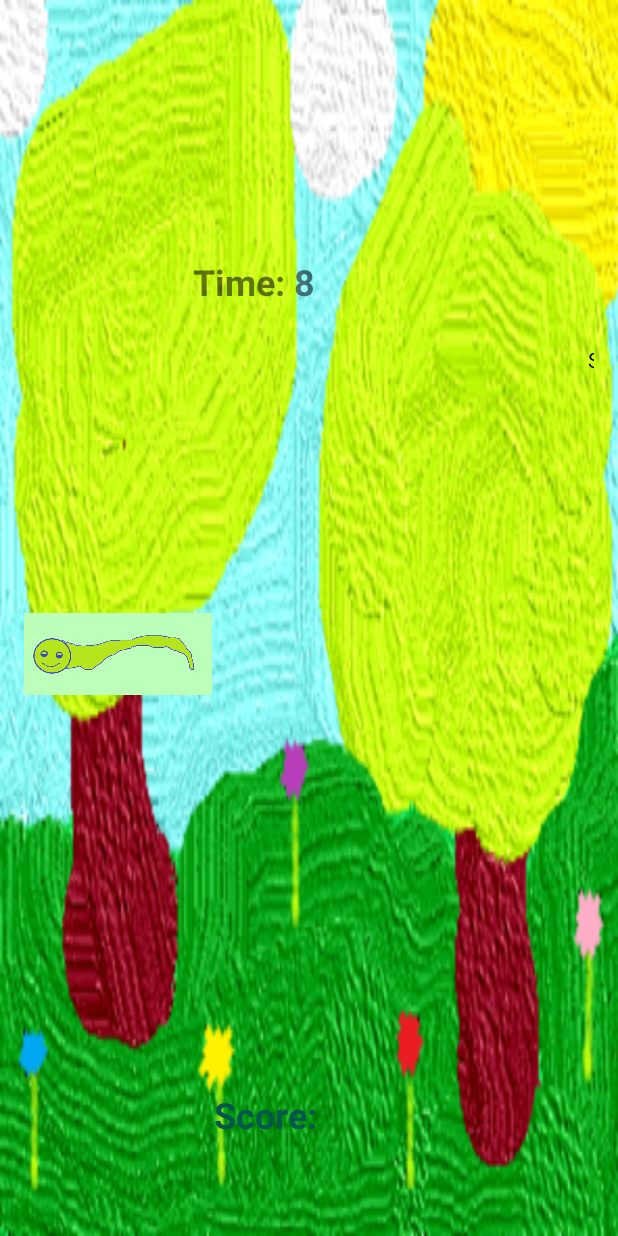
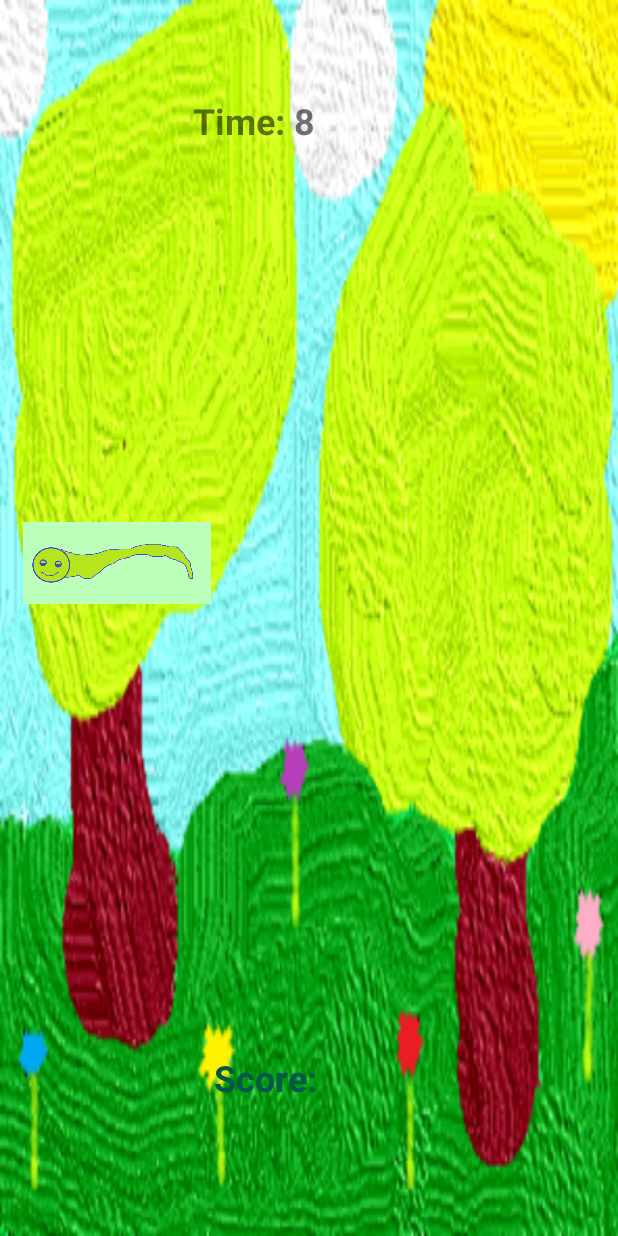
Before and after one commit to noomsInWarwick/AnotherSimpleGame, an Android app: the screen it shows after launch (MainActivity), on a phone screen of 412 x 824 dp. Run offline under Robolectric (Android 15) with nearby library versions, the phone set to English and light mode, and no system bars.

Commit message:
Updates at January 12 2020

```diff
--- a/app/src/main/java/com/example/anothersimplegame/MainActivity.kt
+++ b/app/src/main/java/com/example/anothersimplegame/MainActivity.kt
@@ -23,6 +23,7 @@ class MainActivity : AppCompatActivity() {
 
     var imageList = ArrayList<ImageView>()
     var displayedImageList = ArrayList<ImageView>()
+    var fruitsList = ArrayList<ImageView?>()
     var randomIndexesList = ArrayList<Int>()
 
     var score: Int = 0
@@ -49,14 +50,6 @@ class MainActivity : AppCompatActivity() {
     private var fallingleafthree: ImageView? = null
     private var fallingleaffour: ImageView? = null
     private var theSnowman: ImageView? = null
-
-    private var orangeOne: ImageView? = null
-    private var orangeTwo: ImageView? = null
-    private var orangeThree: ImageView? = null
-    private var orangeFour: ImageView? = null
-    private var orangeFive: ImageView? = null
-    private var orangeSix: ImageView? = null
-
     private var prefs: PiggySnakePreferencesReader? = null
 
     override fun onCreate(savedInstanceState: Bundle?) {
@@ -90,12 +83,7 @@ class MainActivity : AppCompatActivity() {
 
         theSnowman = findViewById(R.id.snowmanImageView)
 
-        orangeOne = findViewById<ImageView>(R.id.orangeOne)
-        orangeTwo = findViewById<ImageView>(R.id.orangeTwo)
-        orangeThree = findViewById<ImageView>(R.id.orangeThree)
-        orangeFour = findViewById<ImageView>(R.id.orangeFour)
-        orangeFive = findViewById<ImageView>(R.id.orangeFive)
-        orangeSix = findViewById<ImageView>(R.id.orangeSix)
+        loadFruitsList()
 
         imagesManager.setSnowmanVisibility(theSnowman, false)
         imagesManager.setLeavesVisibility(
@@ -105,13 +93,9 @@ class MainActivity : AppCompatActivity() {
             fallingleaffour,
             false
         )
+
         imagesManager.setFruitVisibility(
-            orangeOne,
-            orangeTwo,
-            orangeThree,
-            orangeFour,
-            orangeFive,
-            orangeSix,
+            fruitsList,
             false
         )
 
@@ -134,12 +118,7 @@ class MainActivity : AppCompatActivity() {
             }
             Seasons.Summer -> {
                 imagesManager.doTheFruit(
-                    orangeOne,
-                    orangeTwo,
-                    orangeThree,
-                    orangeFour,
-                    orangeFive,
-                    orangeSix,
+                    fruitsList,
                     true
                 )
             }
@@ -162,6 +141,15 @@ class MainActivity : AppCompatActivity() {
                     imageView5.setImageDrawable(resources.getDrawable(drawable.piggysnake_smiley_old))
                     imageView5.visibility = View.VISIBLE
                     imagesManager.fade(imageView5, 3000)
+
+                    //###########  rework below
+                    // check of the randomIdx is resident in the 'caught' index category
+//                    if (imageList[randomIdx]) {
+//
+//                    }
+                    // imageList[displayedIdx].setImageDrawable(resources.getDrawable(drawable.piggysnake_smiley_trans))
+                    // imageList[randomIdx].visibility = View.INVISIBLE
+                    //############# rework above
                     playAgainButton.visibility = View.VISIBLE
                     gameActive = false
                 }
@@ -360,6 +348,18 @@ class MainActivity : AppCompatActivity() {
         )
     }
 
+    fun loadFruitsList() {
+
+        fruitsList = arrayListOf(
+            findViewById<ImageView>(R.id.orangeOne),
+            findViewById<ImageView>(R.id.orangeTwo),
+            findViewById<ImageView>(R.id.orangeThree),
+            findViewById<ImageView>(R.id.orangeFour),
+            findViewById<ImageView>(R.id.orangeFive),
+            findViewById<ImageView>(R.id.orangeSix)
+        )
+    }
+
     fun initRandomIndexes() {
         // load and then randomize the list to determine the order of the images display.
         randomIndexesList = arrayListOf(0, 1, 2, 3, 4, 5, 6, 7, 8)
--- a/app/src/main/res/layout/activity_main.xml
+++ b/app/src/main/res/layout/activity_main.xml
@@ -17,20 +17,32 @@
         android:theme="?attr/actionBarTheme"
         app:layout_constraintEnd_toEndOf="parent"
         app:layout_constraintStart_toStartOf="parent"
-        app:layout_constraintTop_toTopOf="parent"
+        app:layout_constraintTop_toTopOf="@+id/mainConstraint"
         app:titleTextColor="@color/colorPrimaryDark" />
     <!-- app:logo="@mipmap/ic_launcher" /> -->
 
+    <TextView
+        android:id="@+id/timerTextView"
+        android:layout_width="106dp"
+        android:layout_height="38dp"
+        android:text="timer: 10"
+        android:textSize="24sp"
+        android:textStyle="bold"
+        app:layout_constraintBottom_toTopOf="@+id/gridLayout"
+        app:layout_constraintEnd_toEndOf="parent"
+        app:layout_constraintHorizontal_bias="0.0"
+        app:layout_constraintStart_toEndOf="@+id/verticalGuideline"
+        app:layout_constraintTop_toBottomOf="@+id/toolbar" />
+
     <androidx.gridlayout.widget.GridLayout
         android:id="@+id/gridLayout"
-        android:layout_width="380dp"
-        android:layout_height="413dp"
-        app:layout_constraintBottom_toBottomOf="parent"
+        android:layout_width="381dp"
+        android:layout_height="415dp"
+        app:layout_constraintBottom_toTopOf="@+id/snowmanImageView"
         app:layout_constraintEnd_toEndOf="parent"
         app:layout_constraintHorizontal_bias="0.50"
         app:layout_constraintStart_toStartOf="parent"
-        app:layout_constraintTop_toTopOf="parent"
-        app:layout_constraintVertical_bias="0.55">
+        app:layout_constraintTop_toBottomOf="@+id/timerTextView">
 
         <ImageView
             android:id="@+id/imageView1"
@@ -66,12 +78,6 @@
             app:layout_row="0"
             app:srcCompat="@drawable/piggysnake" />
 
-        <Switch
-            android:id="@+id/switch1"
-            android:layout_width="wrap_content"
-            android:layout_height="wrap_content"
-            android:text="Switch" />
-
         <ImageView
             android:id="@+id/imageView4"
             android:layout_width="125dp"
@@ -97,8 +103,8 @@
             android:layout_width="15dp"
             android:layout_height="15dp"
             android:layout_centerInParent="true"
+            android:layout_marginStart="56dp"
             android:src="@drawable/fruit_orange_trans"
-            android:layout_marginStart="56dp"
             app:layout_column="0"
             app:layout_row="0" />
 
@@ -107,9 +113,9 @@
             android:layout_width="15dp"
             android:layout_height="15dp"
             android:layout_centerInParent="true"
-            android:src="@drawable/fruit_orange_trans"
             android:layout_marginStart="25dp"
             android:layout_marginTop="45dp"
+            android:src="@drawable/fruit_orange_trans"
             app:layout_column="1"
             app:layout_row="0" />
 
@@ -118,8 +124,8 @@
             android:layout_width="15dp"
             android:layout_height="15dp"
             android:layout_centerInParent="true"
+            android:layout_marginTop="20dp"
             android:src="@drawable/fruit_orange_trans"
-            android:layout_marginTop="20dp"
             app:layout_column="2"
             app:layout_row="0" />
 
@@ -128,8 +134,8 @@
             android:layout_width="15dp"
             android:layout_height="15dp"
             android:layout_centerInParent="true"
+            android:layout_marginStart="36dp"
             android:src="@drawable/fruit_orange_trans"
-            android:layout_marginStart="36dp"
             app:layout_column="0"
             app:layout_row="1" />
 
@@ -138,9 +144,9 @@
             android:layout_width="15dp"
             android:layout_height="15dp"
             android:layout_centerInParent="true"
-            android:src="@drawable/fruit_orange_trans"
             android:layout_marginStart="46dp"
             android:layout_marginTop="22dp"
+            android:src="@drawable/fruit_orange_trans"
             app:layout_column="2"
             app:layout_row="1" />
 
@@ -149,8 +155,8 @@
             android:layout_width="15dp"
             android:layout_height="15dp"
             android:layout_centerInParent="true"
+            android:layout_marginStart="16dp"
             android:src="@drawable/fruit_orange_trans"
-            android:layout_marginStart="16dp"
             app:layout_column="2"
             app:layout_row="2" />
 
@@ -221,8 +227,8 @@
             android:layout_width="20dp"
             android:layout_height="20dp"
             android:layout_centerInParent="true"
+            android:layout_marginStart="36dp"
             android:src="@drawable/leaf_yellow"
-            android:layout_marginStart="36dp"
             app:layout_column="2"
             app:layout_row="2" />
 
@@ -239,20 +245,6 @@
             app:srcCompat="@drawable/piggysnake" />
 
     </androidx.gridlayout.widget.GridLayout>
-
-    <TextView
-        android:id="@+id/timerTextView"
-        android:layout_width="106dp"
-        android:layout_height="38dp"
-        android:text="timer: 10"
-        android:textSize="24sp"
-        android:textStyle="bold"
-        app:layout_constraintBottom_toTopOf="@+id/gridLayout"
-        app:layout_constraintEnd_toEndOf="parent"
-        app:layout_constraintHorizontal_bias="0.0"
-        app:layout_constraintStart_toEndOf="@+id/verticalGuideline"
-        app:layout_constraintTop_toTopOf="parent"
-        app:layout_constraintVertical_bias="0.912" />
 
     <ImageButton
         android:id="@+id/playAgainButton"
--- a/app/src/main/res/menu/piggy_snake_menu.xml
+++ b/app/src/main/res/menu/piggy_snake_menu.xml
@@ -16,34 +16,35 @@
     </item>
     <item
         android:id="@+id/themes"
+        android:icon="@drawable/piggy_backdrop_spring"
         android:title="@string/themes"
         app:showAsAction="never">
         <menu>
             <item
                 android:id="@+id/seasons"
+                android:background="@color/colorAccent"
                 android:title="@string/seasons"
-                android:background="@color/colorAccent"
                 app:showAsAction="never">
                 <menu>
                     <item
                         android:id="@+id/winter"
+                        android:icon="@drawable/wintertime"
                         android:title="@string/winter"
-                        android:icon="@drawable/wintertime"
                         app:showAsAction="never" />
                     <item
                         android:id="@+id/spring"
+                        android:icon="@drawable/spring"
                         android:title="@string/spring"
-                        android:icon="@drawable/spring"
                         app:showAsAction="never" />
                     <item
                         android:id="@+id/summer"
+                        android:icon="@drawable/summertime"
                         android:title="@string/summer"
-                        android:icon="@drawable/summertime"
                         app:showAsAction="never" />
                     <item
                         android:id="@+id/autumn"
+                        android:icon="@drawable/autumn"
                         android:title="@string/autumn"
-                        android:icon="@drawable/autumn"
                         app:showAsAction="never" />
                 </menu>
             </item>
```
Also changed, not shown: app/src/main/java/com/example/anothersimplegame/ImagesManager.kt (+36 -39 lines).
